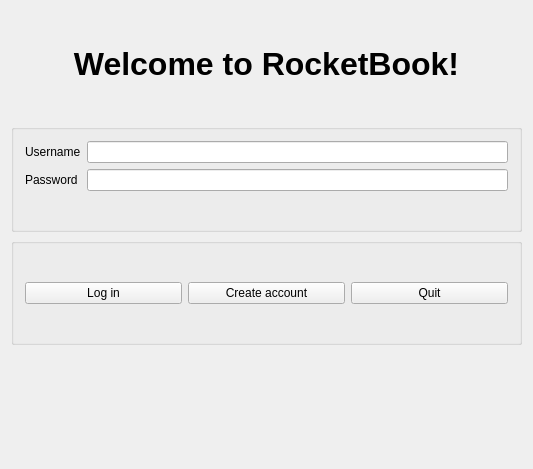
The window that gui/logingui.ui (Huy-Nguyen-HCI/RocketBook) describes before a commit, drawn with Qt 5.
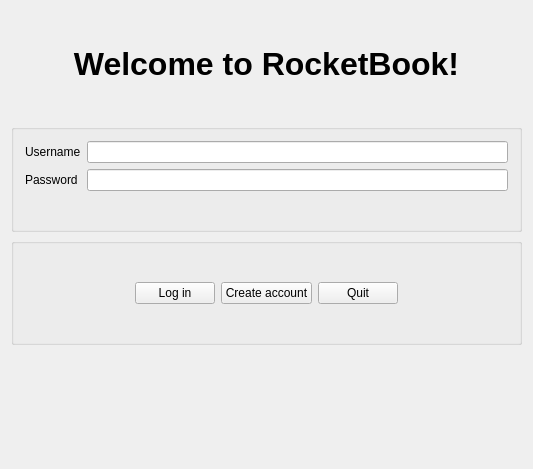
The same window after the commit. Icons and pictures are not drawn.

Patch:
```diff
--- a/gui/logingui.ui
+++ b/gui/logingui.ui
@@ -59,6 +59,19 @@
       <string/>
      </property>
      <layout class="QHBoxLayout" name="horizontalLayout">
+      <item>
+       <spacer name="horizontalSpacer_2">
+        <property name="orientation">
+         <enum>Qt::Horizontal</enum>
+        </property>
+        <property name="sizeHint" stdset="0">
+         <size>
+          <width>40</width>
+          <height>20</height>
+         </size>
+        </property>
+       </spacer>
+      </item>
       <item>
        <widget class="QPushButton" name="loginButton">
         <property name="text">
@@ -80,6 +93,19 @@
         </property>
        </widget>
       </item>
+      <item>
+       <spacer name="horizontalSpacer">
+        <property name="orientation">
+         <enum>Qt::Horizontal</enum>
+        </property>
+        <property name="sizeHint" stdset="0">
+         <size>
+          <width>40</width>
+          <height>20</height>
+         </size>
+        </property>
+       </spacer>
+      </item>
      </layout>
     </widget>
    </item>
```
